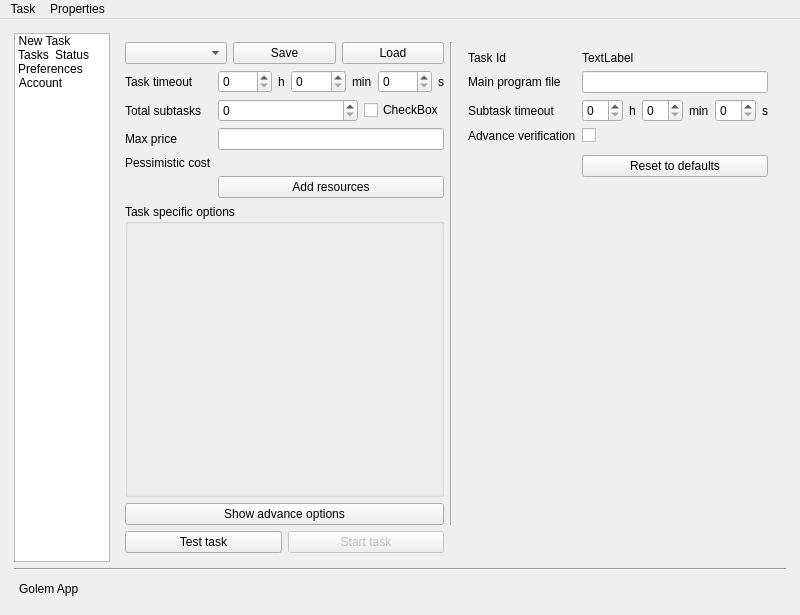
The window that gnr/ui/AppMainWindow.ui (golemfactory/clay) describes before a commit, drawn with Qt 5.
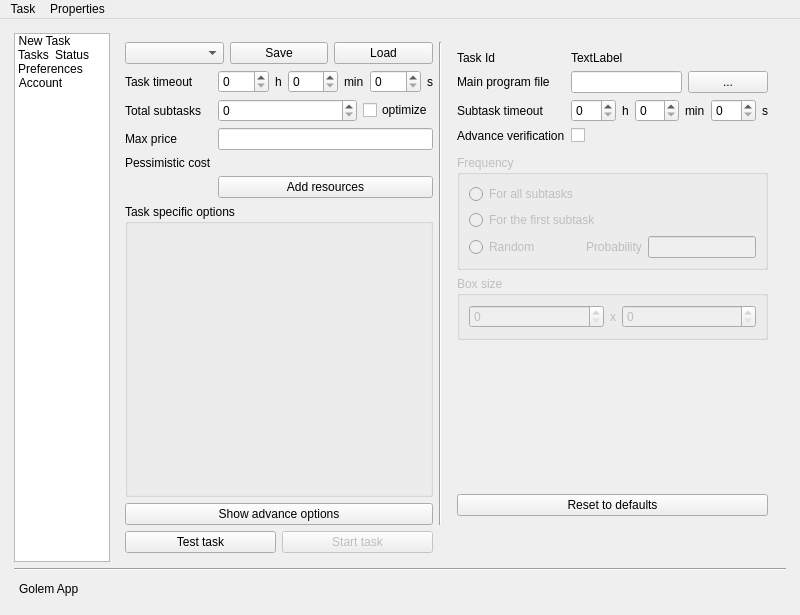
The same window after the commit. Icons and pictures are not drawn. Custom widgets are drawn as their Qt base class.

```diff
--- a/gnr/ui/AppMainWindow.ui
+++ b/gnr/ui/AppMainWindow.ui
@@ -167,19 +167,179 @@
            <layout class="QGridLayout" name="gridLayout_12">
             <item row="0" column="2">
              <widget class="QWidget" name="advanceNewTaskWidget" native="true">
-              <layout class="QGridLayout" name="gridLayout_14" columnminimumwidth="0,0">
+              <layout class="QGridLayout" name="gridLayout_14">
+               <item row="2" column="1">
+                <widget class="QGroupBox" name="groupBox_2">
+                 <property name="enabled">
+                  <bool>false</bool>
+                 </property>
+                 <property name="title">
+                  <string>Box size</string>
+                 </property>
+                 <layout class="QHBoxLayout" name="horizontalLayout_23">
+                  <item>
+                   <widget class="QSpinBox" name="verificationSizeXSpinBox">
+                    <property name="maximum">
+                     <number>1000000000</number>
+                    </property>
+                   </widget>
+                  </item>
+                  <item>
+                   <widget class="QLabel" name="label_62">
+                    <property name="sizePolicy">
+                     <sizepolicy hsizetype="Maximum" vsizetype="Preferred">
+                      <horstretch>0</horstretch>
+                      <verstretch>0</verstretch>
+                     </sizepolicy>
+                    </property>
+                    <property name="text">
+                     <string>x</string>
+                    </property>
+                   </widget>
+                  </item>
+                  <item>
+                   <widget class="QSpinBox" name="verificationSizeYSpinBox"/>
+                  </item>
+                 </layout>
+                </widget>
+               </item>
+               <item row="1" column="1">
+                <widget class="QGroupBox" name="groupBox">
+                 <property name="enabled">
+                  <bool>false</bool>
+                 </property>
+                 <property name="sizePolicy">
+                  <sizepolicy hsizetype="Preferred" vsizetype="Minimum">
+                   <horstretch>0</horstretch>
+                   <verstretch>0</verstretch>
+                  </sizepolicy>
+                 </property>
+                 <property name="title">
+                  <string>Frequency</string>
+                 </property>
+                 <layout class="QVBoxLayout" name="verticalLayout_7">
+                  <item>
+                   <widget class="QRadioButton" name="verificationForAllRadioButton">
+                    <property name="text">
+                     <string>For all subtasks</string>
+                    </property>
+                   </widget>
+                  </item>
+                  <item>
+                   <widget class="QRadioButton" name="verificationForFirstRadioButton">
+                    <property name="text">
+                     <string>For the first subtask</string>
+                    </property>
+                   </widget>
+                  </item>
+                  <item>
+                   <layout class="QHBoxLayout" name="horizontalLayout_22">
+                    <item>
+                     <widget class="QRadioButton" name="verificationRandomRadioButton">
+                      <property name="sizePolicy">
+                       <sizepolicy hsizetype="Maximum" vsizetype="Fixed">
+                        <horstretch>0</horstretch>
+                        <verstretch>0</verstretch>
+                       </sizepolicy>
+                      </property>
+                      <property name="text">
+                       <string>Random</string>
+                      </property>
+                     </widget>
+                    </item>
+                    <item>
+                     <spacer name="horizontalSpacer_7">
+                      <property name="orientation">
+                       <enum>Qt::Horizontal</enum>
+                      </property>
+                      <property name="sizeHint" stdset="0">
+                       <size>
+                        <width>40</width>
+                        <height>20</height>
+                       </size>
+                      </property>
+                     </spacer>
+                    </item>
+                    <item>
+                     <widget class="QLabel" name="label_61">
+                      <property name="sizePolicy">
+                       <sizepolicy hsizetype="Maximum" vsizetype="Preferred">
+                        <horstretch>0</horstretch>
+                        <verstretch>0</verstretch>
+                       </sizepolicy>
+                      </property>
+                      <property name="text">
+                       <string>Probability</string>
+                      </property>
+                     </widget>
+                    </item>
+                    <item>
+                     <widget class="QLineEdit" name="probabilityLineEdit">
+                      <property name="sizePolicy">
+                       <sizepolicy hsizetype="Maximum" vsizetype="Fixed">
+                        <horstretch>0</horstretch>
+                        <verstretch>0</verstretch>
+                       </sizepolicy>
+                      </property>
+                      <property name="minimumSize">
+                       <size>
+                        <width>50</width>
+                        <height>0</height>
+                       </size>
+                      </property>
+                      <property name="maxLength">
+                       <number>10000</number>
+                      </property>
+                     </widget>
+                    </item>
+                   </layout>
+                  </item>
+                 </layout>
+                </widget>
+               </item>
                <item row="0" column="1">
                 <layout class="QFormLayout" name="formLayout_8">
                  <property name="fieldGrowthPolicy">
                   <enum>QFormLayout::AllNonFixedFieldsGrow</enum>
                  </property>
-                 <item row="2" column="0">
-                  <widget class="QLabel" name="label_51">
+                 <item row="0" column="0">
+                  <widget class="QLabel" name="label_60">
                    <property name="text">
-                    <string>Subtask timeout</string>
+                    <string>Task Id</string>
                    </property>
                   </widget>
                  </item>
+                 <item row="0" column="1">
+                  <widget class="QLabel" name="taskIdLabel">
+                   <property name="text">
+                    <string>TextLabel</string>
+                   </property>
+                  </widget>
+                 </item>
+                 <item row="5" column="1">
+                  <widget class="QWidget" name="advancVerificationWidget" native="true"/>
+                 </item>
+                 <item row="1" column="0">
+                  <widget class="QLabel" name="label_58">
+                   <property name="text">
+                    <string>Main program file</string>
+                   </property>
+                  </widget>
+                 </item>
+                 <item row="1" column="1">
+                  <layout class="QHBoxLayout" name="horizontalLayout_24">
+                   <item>
+                    <widget class="QLineEdit" name="mainProgramFileLineEdit"/>
+                   </item>
+                   <item>
+                    <widget class="QPushButton" name="chooseMainProgramFileButton">
+                     <property name="text">
+                      <string>...</string>
+                     </property>
+                    </widget>
+                   </item>
+                  </layout>
+                 </item>
                  <item row="2" column="1">
                   <layout class="QHBoxLayout" name="horizontalLayout_19">
                    <item>
@@ -232,10 +392,10 @@
                    </item>
                   </layout>
                  </item>
-                 <item row="3" column="1">
-                  <widget class="QCheckBox" name="advanceVerificationCheckBox">
+                 <item row="2" column="0">
+                  <widget class="QLabel" name="label_51">
                    <property name="text">
-                    <string/>
+                    <string>Subtask timeout</string>
                    </property>
                   </widget>
                  </item>
@@ -246,42 +406,35 @@
                    </property>
                   </widget>
                  </item>
-                 <item row="4" column="1">
-                  <widget class="QWidget" name="advancVerificationWidget" native="true"/>
-                 </item>
-                 <item row="5" column="1">
-                  <widget class="QPushButton" name="resetToDefaultButton">
+                 <item row="3" column="1">
+                  <widget class="QCheckBox" name="advanceVerificationCheckBox">
                    <property name="text">
-                    <string>Reset to defaults</string>
-                   </property>
-                  </widget>
-                 </item>
-                 <item row="0" column="0">
-                  <widget class="QLabel" name="label_60">
-                   <property name="text">
-                    <string>Task Id</string>
-                   </property>
-                  </widget>
-                 </item>
-                 <item row="0" column="1">
-                  <widget class="QLabel" name="taskIdLabel">
-                   <property name="text">
-                    <string>TextLabel</string>
-                   </property>
-                  </widget>
-                 </item>
-                 <item row="1" column="1">
-                  <widget class="QLineEdit" name="mainProgramFileLineEdit"/>
-                 </item>
-                 <item row="1" column="0">
-                  <widget class="QLabel" name="label_58">
-                   <property name="text">
-                    <string>Main program file</string>
+                    <string/>
                    </property>
                   </widget>
                  </item>
                 </layout>
                </item>
+               <item row="4" column="1">
+                <widget class="QPushButton" name="resetToDefaultButton">
+                 <property name="text">
+                  <string>Reset to defaults</string>
+                 </property>
+                </widget>
+               </item>
+               <item row="3" column="1">
+                <spacer name="verticalSpacer">
+                 <property name="orientation">
+                  <enum>Qt::Vertical</enum>
+                 </property>
+                 <property name="sizeHint" stdset="0">
+                  <size>
+                   <width>20</width>
+                   <height>40</height>
+                  </size>
+                 </property>
+                </spacer>
+               </item>
               </layout>
              </widget>
             </item>
@@ -430,7 +583,7 @@
                        </sizepolicy>
                       </property>
                       <property name="text">
-                       <string>CheckBox</string>
+                       <string>optimize</string>
                       </property>
                      </widget>
                     </item>
@@ -444,7 +597,7 @@
                    </widget>
                   </item>
                   <item row="4" column="1">
-                   <widget class="QLineEdit" name="lineEdit"/>
+                   <widget class="QLineEdit" name="taskMaxPriceLineEdit"/>
                   </item>
                   <item row="5" column="0">
                    <widget class="QLabel" name="label_57">
```
